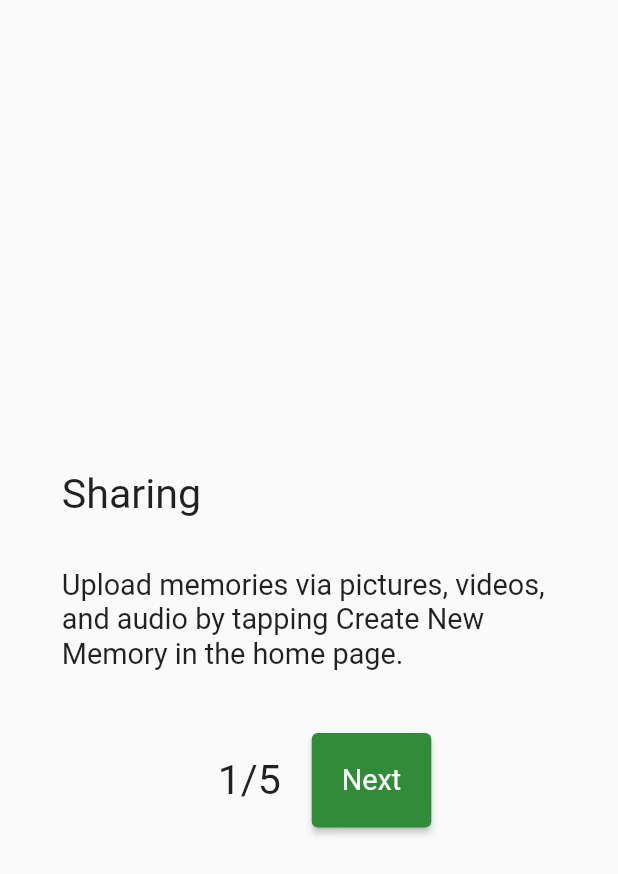
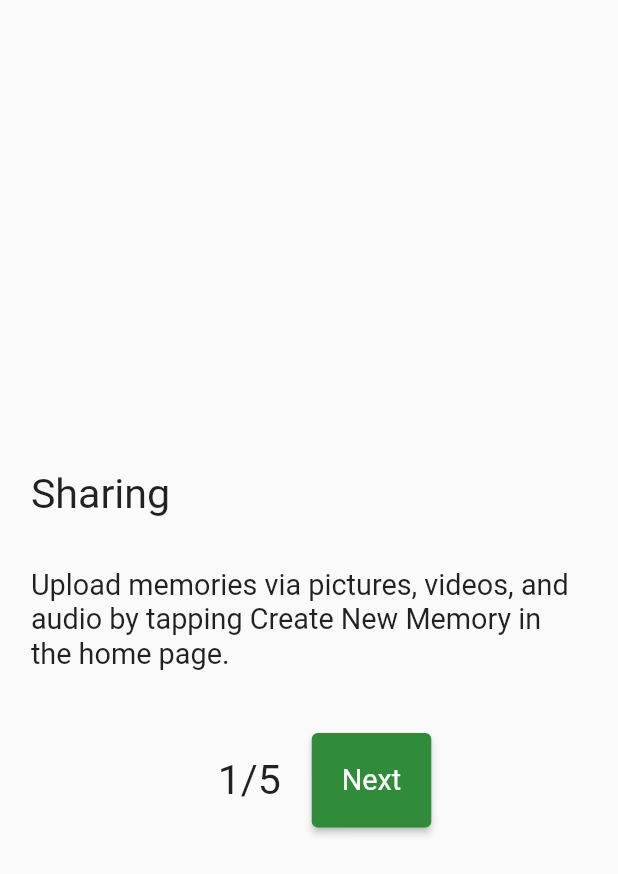
Before and after one commit to Stevens-ReCollect/ReCollect, a Flutter app: the Tutorial screen opened by its route, on a phone screen of 412 x 824 dp. Shown: the top 874 px of the screen. Run offline on Flutter 3.47's test engine with Material 2 defaults, Android fonts, the phone set to English and light mode, and no system bars; our stand-ins replace audioplayers, cached_network_image, carousel_slider, cloud_firestore, firebase_auth, firebase_core and 6 more; accounts and stored records are empty.

Commit message:
fixed overflow error on tutorial

```diff
--- a/lib/tutorial.dart
+++ b/lib/tutorial.dart
@@ -89,7 +89,7 @@ class TutorialState extends State<Tutorial> {
     return Scaffold(
         body: Center(
       child: Container(
-        width: 0.8 * deviceWidth,
+        width: 0.9 * deviceWidth,
         child: Column(
           mainAxisAlignment: MainAxisAlignment.center,
           crossAxisAlignment: CrossAxisAlignment.stretch,
```
